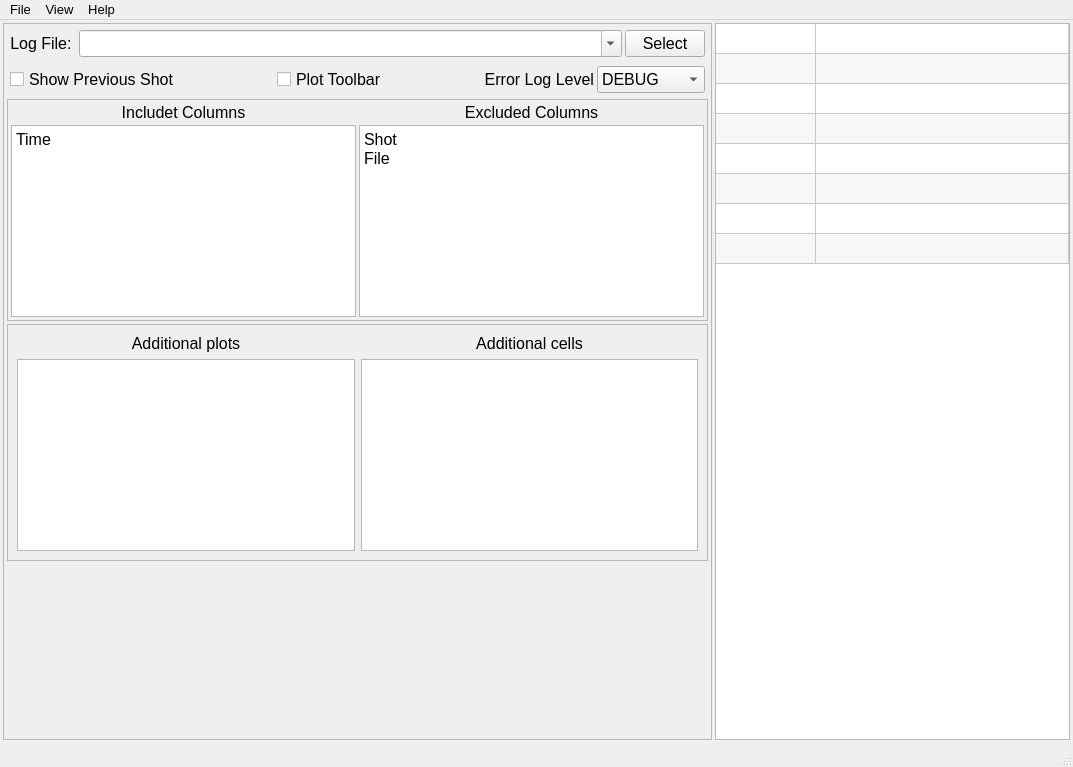
Before: the Qt Designer form PyIonSourceUI.ui in salinsalins/PyIonSourceUI, drawn with Qt 5.
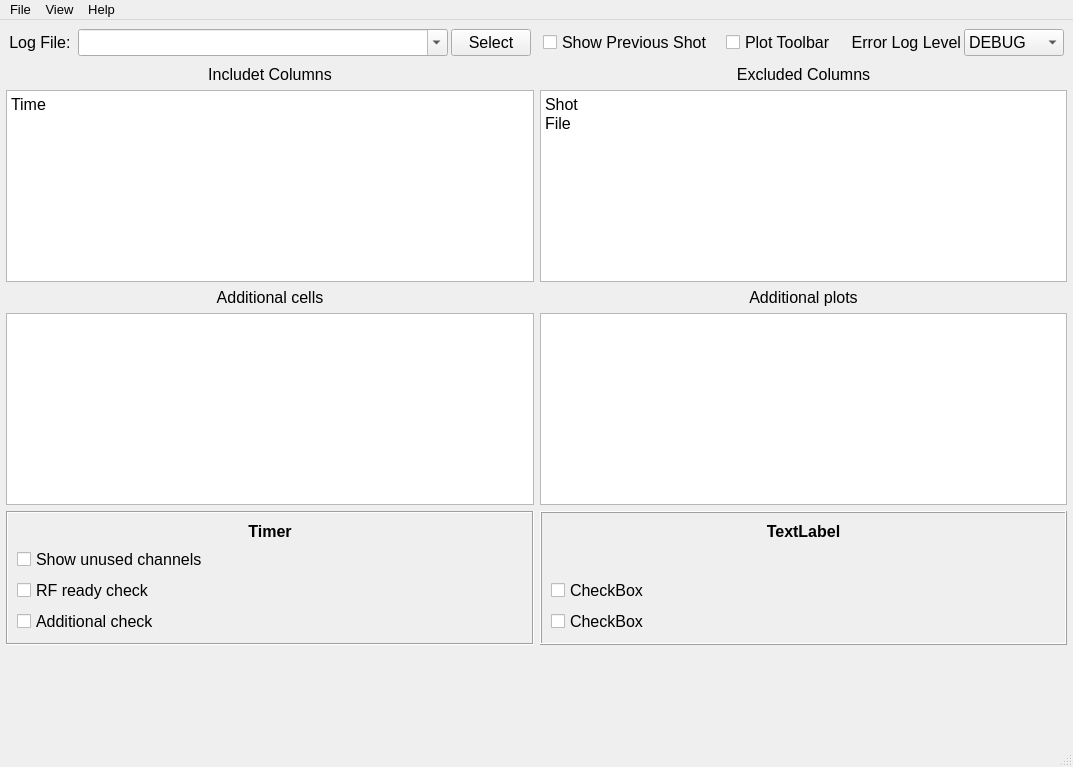
After: the same form once the commit is applied. The open tabs and pages were chosen to show the change.

Patch:
```diff
--- a/PyIonSourceUI.ui
+++ b/PyIonSourceUI.ui
@@ -332,15 +332,12 @@
                  </sizepolicy>
                 </property>
                 <property name="frameShape">
-                 <enum>QFrame::StyledPanel</enum>
+                 <enum>QFrame::NoFrame</enum>
                 </property>
                 <property name="frameShadow">
                  <enum>QFrame::Raised</enum>
                 </property>
-                <layout class="QVBoxLayout" name="verticalLayout">
-                 <property name="spacing">
-                  <number>3</number>
-                 </property>
+                <layout class="QGridLayout" name="gridLayout_3">
                  <property name="leftMargin">
                   <number>3</number>
                  </property>
@@ -353,7 +350,55 @@
                  <property name="bottomMargin">
                   <number>3</number>
                  </property>
-                 <item>
+                 <item row="8" column="1">
+                  <widget class="QFrame" name="frame_9">
+                   <property name="sizePolicy">
+                    <sizepolicy hsizetype="Preferred" vsizetype="Preferred">
+                     <horstretch>1</horstretch>
+                     <verstretch>0</verstretch>
+                    </sizepolicy>
+                   </property>
+                   <property name="frameShape">
+                    <enum>QFrame::Box</enum>
+                   </property>
+                   <property name="frameShadow">
+                    <enum>QFrame::Raised</enum>
+                   </property>
+                   <layout class="QVBoxLayout" name="verticalLayout">
+                    <item>
+                     <widget class="QLabel" name="label_8">
+                      <property name="font">
+                       <font>
+                        <weight>75</weight>
+                        <bold>true</bold>
+                       </font>
+                      </property>
+                      <property name="text">
+                       <string>TextLabel</string>
+                      </property>
+                      <property name="alignment">
+                       <set>Qt::AlignHCenter|Qt::AlignTop</set>
+                      </property>
+                     </widget>
+                    </item>
+                    <item>
+                     <widget class="QCheckBox" name="checkBox_5">
+                      <property name="text">
+                       <string>CheckBox</string>
+                      </property>
+                     </widget>
+                    </item>
+                    <item>
+                     <widget class="QCheckBox" name="checkBox_6">
+                      <property name="text">
+                       <string>CheckBox</string>
+                      </property>
+                     </widget>
+                    </item>
+                   </layout>
+                  </widget>
+                 </item>
+                 <item row="0" column="0">
                   <widget class="QFrame" name="frame_4">
                    <property name="sizePolicy">
                     <sizepolicy hsizetype="Expanding" vsizetype="Fixed">
@@ -447,7 +492,151 @@
                    </layout>
                   </widget>
                  </item>
-                 <item>
+                 <item row="8" column="0">
+                  <widget class="QFrame" name="frame_8">
+                   <property name="sizePolicy">
+                    <sizepolicy hsizetype="Preferred" vsizetype="Preferred">
+                     <horstretch>1</horstretch>
+                     <verstretch>0</verstretch>
+                    </sizepolicy>
+                   </property>
+                   <property name="contextMenuPolicy">
+                    <enum>Qt::CustomContextMenu</enum>
+                   </property>
+                   <property name="toolTipDuration">
+                    <number>1</number>
+                   </property>
+                   <property name="frameShape">
+                    <enum>QFrame::Box</enum>
+                   </property>
+                   <property name="frameShadow">
+                    <enum>QFrame::Sunken</enum>
+                   </property>
+                   <property name="lineWidth">
+                    <number>1</number>
+                   </property>
+                   <layout class="QVBoxLayout" name="verticalLayout_4">
+                    <item>
+                     <widget class="QLabel" name="label_7">
+                      <property name="font">
+                       <font>
+                        <weight>75</weight>
+                        <bold>true</bold>
+                       </font>
+                      </property>
+                      <property name="cursor">
+                       <cursorShape>ArrowCursor</cursorShape>
+                      </property>
+                      <property name="frameShape">
+                       <enum>QFrame::NoFrame</enum>
+                      </property>
+                      <property name="text">
+                       <string>Timer</string>
+                      </property>
+                      <property name="alignment">
+                       <set>Qt::AlignCenter</set>
+                      </property>
+                     </widget>
+                    </item>
+                    <item>
+                     <widget class="QCheckBox" name="checkBox">
+                      <property name="text">
+                       <string>Show unused channels</string>
+                      </property>
+                     </widget>
+                    </item>
+                    <item>
+                     <widget class="QCheckBox" name="checkBox_3">
+                      <property name="text">
+                       <string>RF ready check</string>
+                      </property>
+                     </widget>
+                    </item>
+                    <item>
+                     <widget class="QCheckBox" name="checkBox_4">
+                      <property name="text">
+                       <string>Additional check</string>
+                      </property>
+                     </widget>
+                    </item>
+                   </layout>
+                  </widget>
+                 </item>
+                 <item row="7" column="0">
+                  <widget class="QPlainTextEdit" name="plainTextEdit_5"/>
+                 </item>
+                 <item row="5" column="1">
+                  <widget class="QPlainTextEdit" name="plainTextEdit_3">
+                   <property name="plainText">
+                    <string>Shot
+File</string>
+                   </property>
+                  </widget>
+                 </item>
+                 <item row="7" column="1">
+                  <widget class="QPlainTextEdit" name="plainTextEdit_4"/>
+                 </item>
+                 <item row="6" column="0">
+                  <widget class="QLabel" name="label_6">
+                   <property name="text">
+                    <string>Additional cells</string>
+                   </property>
+                   <property name="alignment">
+                    <set>Qt::AlignCenter</set>
+                   </property>
+                  </widget>
+                 </item>
+                 <item row="6" column="1">
+                  <widget class="QLabel" name="label_5">
+                   <property name="text">
+                    <string>Additional plots</string>
+                   </property>
+                   <property name="alignment">
+                    <set>Qt::AlignCenter</set>
+                   </property>
+                  </widget>
+                 </item>
+                 <item row="2" column="0">
+                  <widget class="QLabel" name="label_3">
+                   <property name="text">
+                    <string>Includet Columns</string>
+                   </property>
+                   <property name="alignment">
+                    <set>Qt::AlignCenter</set>
+                   </property>
+                  </widget>
+                 </item>
+                 <item row="9" column="0">
+                  <spacer name="verticalSpacer">
+                   <property name="orientation">
+                    <enum>Qt::Vertical</enum>
+                   </property>
+                   <property name="sizeHint" stdset="0">
+                    <size>
+                     <width>20</width>
+                     <height>40</height>
+                    </size>
+                   </property>
+                  </spacer>
+                 </item>
+                 <item row="5" column="0">
+                  <widget class="QPlainTextEdit" name="plainTextEdit_2">
+                   <property name="plainText">
+                    <string>Time</string>
+                   </property>
+                  </widget>
+                 </item>
+                 <item row="2" column="1">
+                  <widget class="QLabel" name="label_4">
+                   <property name="text">
+                    <string>Excluded Columns</string>
+                   </property>
+                   <property name="alignment">
+                    <set>Qt::AlignCenter</set>
+                   </property>
+                  </widget>
+                 </item>
+                 <item row="0" column="1">
                   <widget class="QFrame" name="frame_3">
                    <property name="sizePolicy">
                     <sizepolicy hsizetype="Expanding" vsizetype="Fixed">
@@ -591,108 +780,8 @@
                    </layout>
                   </widget>
                  </item>
-                 <item>
-                  <widget class="QFrame" name="frame_5">
-                   <property name="frameShape">
-                    <enum>QFrame::StyledPanel</enum>
-                   </property>
-                   <property name="frameShadow">
-                    <enum>QFrame::Raised</enum>
-                   </property>
-                   <layout class="QGridLayout" name="gridLayout">
-                    <property name="leftMargin">
-                     <number>3</number>
-                    </property>
-                    <property name="topMargin">
-                     <number>3</number>
-                    </property>
-                    <property name="rightMargin">
-                     <number>3</number>
-                    </property>
-                    <property name="bottomMargin">
-                     <number>3</number>
-                    </property>
-                    <property name="spacing">
-                     <number>3</number>
-                    </property>
-                    <item row="0" column="0">
-                     <widget class="QLabel" name="label_3">
-                      <property name="text">
-                       <string>Includet Columns</string>
-                      </property>
-                      <property name="alignment">
-                       <set>Qt::AlignCenter</set>
-                      </property>
-                     </widget>
-                    </item>
-                    <item row="0" column="1">
-                     <widget class="QLabel" name="label_4">
-                      <property name="text">
-                       <string>Excluded Columns</string>
-                      </property>
-                      <property name="alignment">
-                       <set>Qt::AlignCenter</set>
-                      </property>
-                     </widget>
-                    </item>
-                    <item row="1" column="0">
-                     <widget class="QPlainTextEdit" name="plainTextEdit_2">
-                      <property name="plainText">
-                       <string>Time</string>
-                      </property>
-                     </widget>
-                    </item>
-                    <item row="1" column="1">
-                     <widget class="QPlainTextEdit" name="plainTextEdit_3">
-                      <property name="plainText">
-                       <string>Shot
-File</string>
-                      </property>
-                     </widget>
-                    </item>
-                   </layout>
-                  </widget>
-                 </item>
-                 <item>
-                  <widget class="QFrame" name="frame_7">
-                   <property name="frameShape">
-                    <enum>QFrame::StyledPanel</enum>
-                   </property>
-                   <property name="frameShadow">
-                    <enum>QFrame::Raised</enum>
-                   </property>
-                   <layout class="QGridLayout" name="gridLayout_2">
-                    <item row="0" column="0">
-                     <widget class="QLabel" name="label_5">
-                      <property name="text">
-                       <string>Additional plots</string>
-                      </property>
-                      <property name="alignment">
-                       <set>Qt::AlignCenter</set>
-                      </property>
-                     </widget>
-                    </item>
-                    <item row="1" column="0">
-                     <widget class="QPlainTextEdit" name="plainTextEdit_4"/>
-                    </item>
-                    <item row="1" column="1">
-                     <widget class="QPlainTextEdit" name="plainTextEdit_5"/>
-                    </item>
-                    <item row="0" column="1">
-                     <widget class="QLabel" name="label_6">
-                      <property name="text">
-                       <string>Additional cells</string>
-                      </property>
-                      <property name="alignment">
-                       <set>Qt::AlignCenter</set>
-                      </property>
-                     </widget>
-                    </item>
-                   </layout>
-                  </widget>
-                 </item>
-                 <item>
-                  <spacer name="verticalSpacer">
+                 <item row="9" column="1">
+                  <spacer name="verticalSpacer_2">
                    <property name="orientation">
                     <enum>Qt::Vertical</enum>
                    </property>
@@ -707,100 +796,6 @@
                 </layout>
                </widget>
               </item>
-              <item>
-               <widget class="QTableWidget" name="tableWidget">
-                <property name="sizePolicy">
-                 <sizepolicy hsizetype="Expanding" vsizetype="Expanding">
-                  <horstretch>1</horstretch>
-                  <verstretch>0</verstretch>
-                 </sizepolicy>
-                </property>
-                <property name="font">
-                 <font>
-                  <pointsize>10</pointsize>
-                 </font>
-                </property>
-                <property name="alternatingRowColors">
-                 <bool>true</bool>
-                </property>
-                <attribute name="horizontalHeaderVisible">
-                 <bool>false</bool>
-                </attribute>
-                <attribute name="horizontalHeaderCascadingSectionResizes">
-                 <bool>false</bool>
-                </attribute>
-                <attribute name="horizontalHeaderDefaultSectionSize">
-                 <number>100</number>
-                </attribute>
-                <attribute name="horizontalHeaderStretchLastSection">
-                 <bool>true</bool>
-                </attribute>
-                <attribute name="verticalHeaderVisible">
-                 <bool>false</bool>
-                </attribute>
-                <row>
-                 <property name="text">
-                  <string>New Row</string>
-                 </property>
-                </row>
-                <row>
-                 <property name="text">
-                  <string>New Row</string>
-                 </property>
-                </row>
-                <row>
-                 <property name="text">
-                  <string>New Row</string>
-                 </property>
-                </row>
-                <row>
-                 <property name="text">
-                  <string>New Row</string>
-                 </property>
-                </row>
-                <row>
-                 <property name="text">
-                  <string>New Row</string>
-                 </property>
-                </row>
-                <row>
-                 <property name="text">
-                  <string>New Row</string>
-                 </property>
-                </row>
-                <row>
-                 <property name="text">
-                  <string>New Row</string>
-                 </property>
-                </row>
-                <row>
-                 <property name="text">
-                  <string>New Row</string>
-                 </property>
-                </row>
-                <column>
-                 <property name="text">
-                  <string>Parameter</string>
-                 </property>
-                 <property name="font">
-                  <font>
-                   <pointsize>12</pointsize>
-                   <kerning>false</kerning>
-                  </font>
-                 </property>
-                </column>
-                <column>
-                 <property name="text">
-                  <string>Value</string>
-                 </property>
-                 <property name="font">
-                  <font>
-                   <pointsize>12</pointsize>
-                  </font>
-                 </property>
-                </column>
-               </widget>
-              </item>
              </layout>
             </widget>
            </widget>
```
